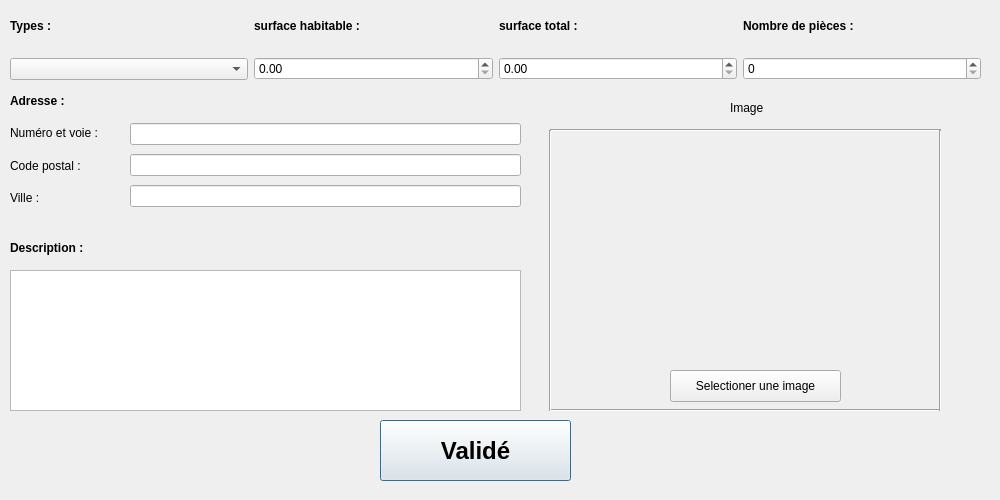
Qt form dialognew.ui (Kodstok/QtProjet) before a commit.
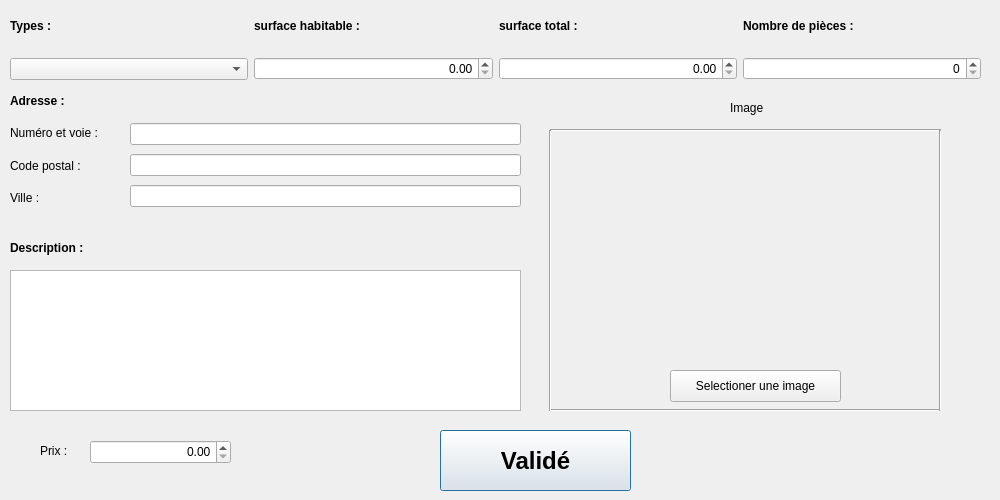
The same form after that commit.

Patch:
```diff
--- a/dialognew.ui
+++ b/dialognew.ui
@@ -86,8 +86,8 @@
   <widget class="QPushButton" name="pushButton_Valid">
    <property name="geometry">
     <rect>
-     <x>380</x>
-     <y>420</y>
+     <x>440</x>
+     <y>430</y>
      <width>191</width>
      <height>61</height>
     </rect>
@@ -149,7 +149,14 @@
        </widget>
       </item>
       <item>
-       <widget class="QDoubleSpinBox" name="doubleSpinBoxsSquareMeter"/>
+       <widget class="QDoubleSpinBox" name="doubleSpinBoxsSquareMeter">
+        <property name="alignment">
+         <set>Qt::AlignRight|Qt::AlignTrailing|Qt::AlignVCenter</set>
+        </property>
+        <property name="singleStep">
+         <double>10.000000000000000</double>
+        </property>
+       </widget>
       </item>
      </layout>
     </item>
@@ -169,7 +176,14 @@
        </widget>
       </item>
       <item>
-       <widget class="QDoubleSpinBox" name="doubleSpinBoxsSquareMeter_terrain"/>
+       <widget class="QDoubleSpinBox" name="doubleSpinBoxsSquareMeter_terrain">
+        <property name="alignment">
+         <set>Qt::AlignRight|Qt::AlignTrailing|Qt::AlignVCenter</set>
+        </property>
+        <property name="singleStep">
+         <double>10.000000000000000</double>
+        </property>
+       </widget>
       </item>
      </layout>
     </item>
@@ -189,7 +203,11 @@
        </widget>
       </item>
       <item>
-       <widget class="QSpinBox" name="spinBoxNumberRoom"/>
+       <widget class="QSpinBox" name="spinBoxNumberRoom">
+        <property name="alignment">
+         <set>Qt::AlignRight|Qt::AlignTrailing|Qt::AlignVCenter</set>
+        </property>
+       </widget>
       </item>
      </layout>
     </item>
@@ -384,6 +402,38 @@
     <string>Adresse :</string>
    </property>
   </widget>
+  <widget class="QLabel" name="label_11">
+   <property name="geometry">
+    <rect>
+     <x>40</x>
+     <y>440</y>
+     <width>100</width>
+     <height>21</height>
+    </rect>
+   </property>
+   <property name="text">
+    <string>Prix :</string>
+   </property>
+  </widget>
+  <widget class="QDoubleSpinBox" name="doubleSpinBox_prix">
+   <property name="geometry">
+    <rect>
+     <x>90</x>
+     <y>440</y>
+     <width>141</width>
+     <height>24</height>
+    </rect>
+   </property>
+   <property name="alignment">
+    <set>Qt::AlignRight|Qt::AlignTrailing|Qt::AlignVCenter</set>
+   </property>
+   <property name="maximum">
+    <double>9999999999.989999771118164</double>
+   </property>
+   <property name="singleStep">
+    <double>10000.000000000000000</double>
+   </property>
+  </widget>
  </widget>
  <resources/>
  <connections/>
```
